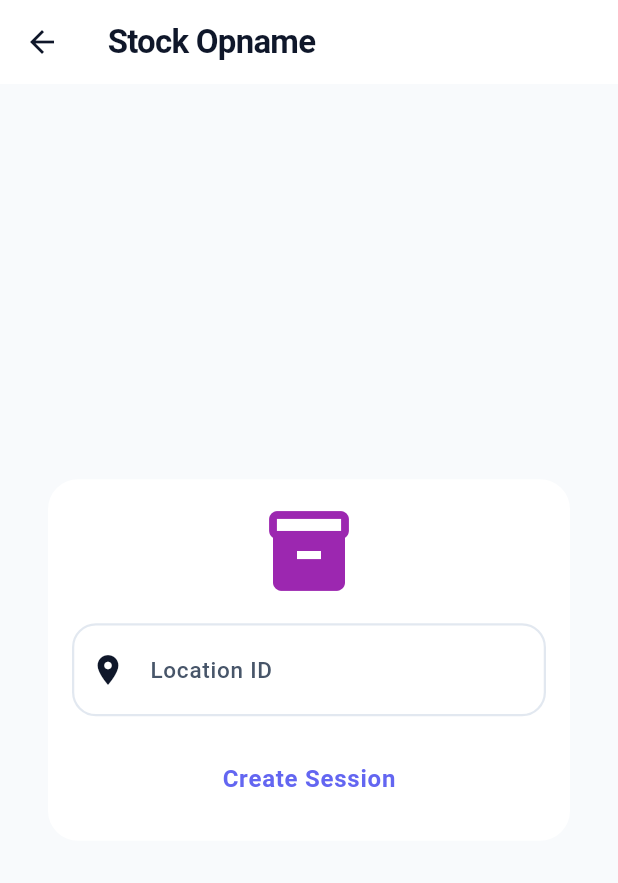
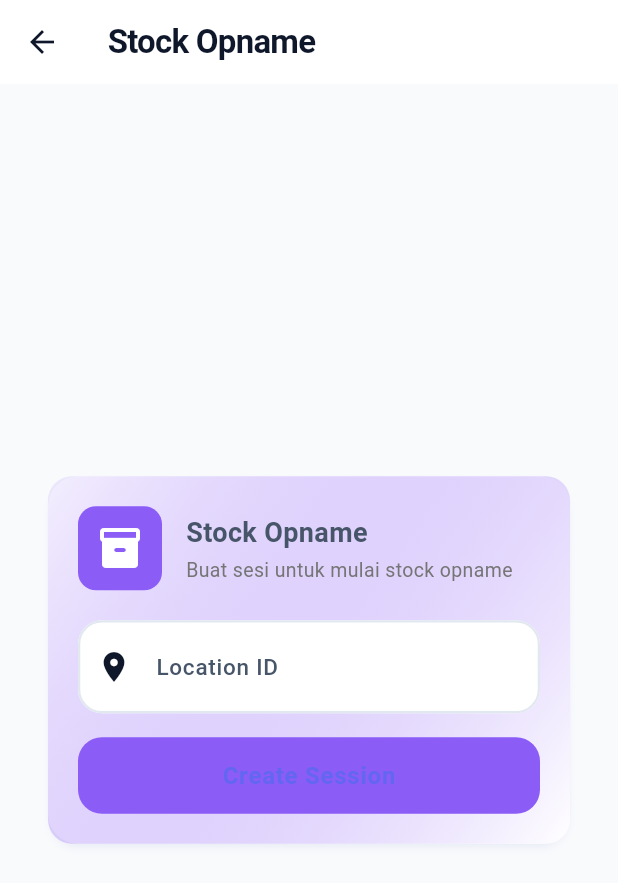
Before and after one commit to Ballon14/manage_warehouse, a Flutter app: the StockOpnameScreen screen opened directly, on a phone screen of 412 x 824 dp. Shown: the top 883 px of the screen. Run offline on Flutter 3.47's test engine with Material 3 defaults, Android fonts, the phone set to English and light mode, and no system bars; our stand-ins replace cloud_firestore, csv, file_picker, firebase_auth, firebase_core, fl_chart and 3 more; missing offline and left inert: dart:html, mobile_scanner; accounts and stored records are empty.

Commit message:
Improve Stock Opname screen styling with gradient card design

```diff
--- a/lib/screens/stock_opname_screen.dart
+++ b/lib/screens/stock_opname_screen.dart
@@ -202,6 +202,7 @@ class _StockOpnameScreenState extends ConsumerState<StockOpnameScreen> {
     return Scaffold(
       appBar: AppBar(
         title: const Text('Stock Opname'),
+        elevation: 0,
       ),
       body: Center(
         child: ConstrainedBox(
@@ -213,13 +214,59 @@ class _StockOpnameScreenState extends ConsumerState<StockOpnameScreen> {
               children: [
                 if (!_isSessionActive) ...[
                   Card(
-                child: Padding(
-                  padding: const EdgeInsets.all(16),
+                    elevation: 2,
+                    child: Container(
+                      decoration: BoxDecoration(
+                        gradient: LinearGradient(
+                          begin: Alignment.topLeft,
+                          end: Alignment.bottomRight,
+                          colors: [
+                            const Color(0xFF8B5CF6).withValues(alpha: 0.1),
+                            Colors.white,
+                          ],
+                        ),
+                        borderRadius: BorderRadius.circular(16),
+                      ),
+                      padding: const EdgeInsets.all(20),
                       child: Column(
+                        crossAxisAlignment: CrossAxisAlignment.stretch,
                         children: [
-                      const Icon(Icons.inventory_2,
-                          size: 64, color: Colors.purple),
-                      const SizedBox(height: 16),
+                          Row(
+                            children: [
+                              Container(
+                                padding: const EdgeInsets.all(12),
+                                decoration: BoxDecoration(
+                                  color: const Color(0xFF8B5CF6),
+                                  borderRadius: BorderRadius.circular(12),
+                                ),
+                                child: const Icon(Icons.inventory_2_rounded,
+                                    size: 32, color: Colors.white),
+                              ),
+                              const SizedBox(width: 16),
+                              Expanded(
+                                child: Column(
+                                  crossAxisAlignment: CrossAxisAlignment.start,
+                                  children: [
+                                    const Text(
+                                      'Stock Opname',
+                                      style: TextStyle(
+                                        fontSize: 18,
+                                        fontWeight: FontWeight.bold,
+                                      ),
+                                    ),
+                                    Text(
+                                      'Buat sesi untuk mulai stock opname',
+                                      style: TextStyle(
+                                        color: Colors.grey[600],
+                                        fontSize: 13,
+                                      ),
+                                    ),
+                                  ],
+                                ),
+                              ),
+                            ],
+                          ),
+                          const SizedBox(height: 20),
                           TextField(
                             controller: _locationController,
                             decoration: const InputDecoration(
@@ -233,6 +280,7 @@ class _StockOpnameScreenState extends ConsumerState<StockOpnameScreen> {
                             onPressed: _createSession,
                             style: ElevatedButton.styleFrom(
                               padding: const EdgeInsets.symmetric(vertical: 16),
+                              backgroundColor: const Color(0xFF8B5CF6),
                             ),
                             child: const Text('Create Session'),
                           ),
```
Also changed, not shown: 4 other files. Lines whose indentation alone changed are shown as unchanged.
